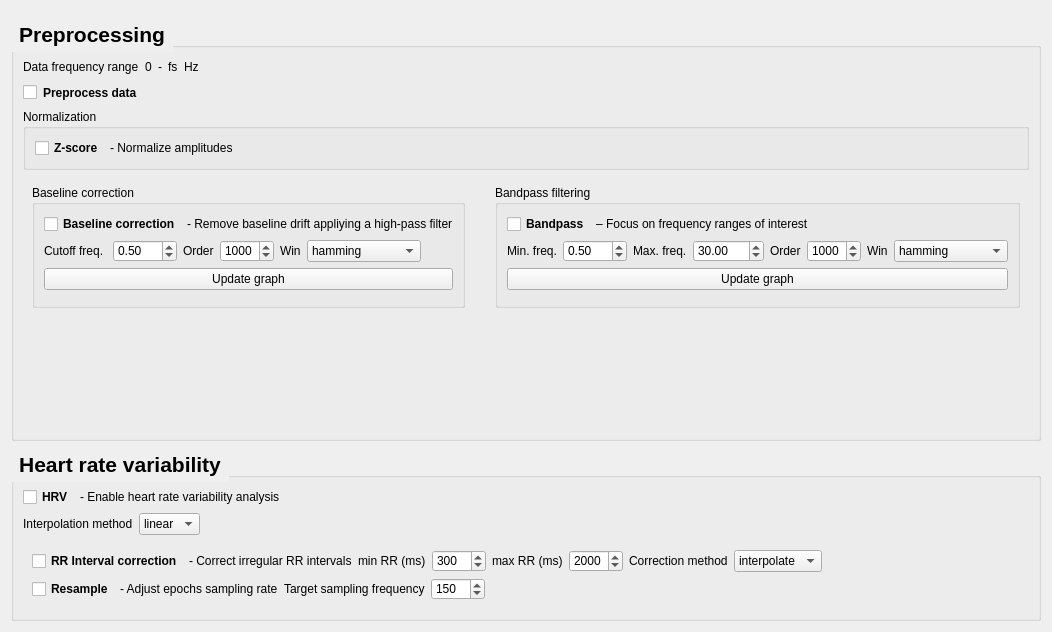
medusabci/medusa-analyzer, file ecg_features/preprocessing/view.ui: the form before one commit.
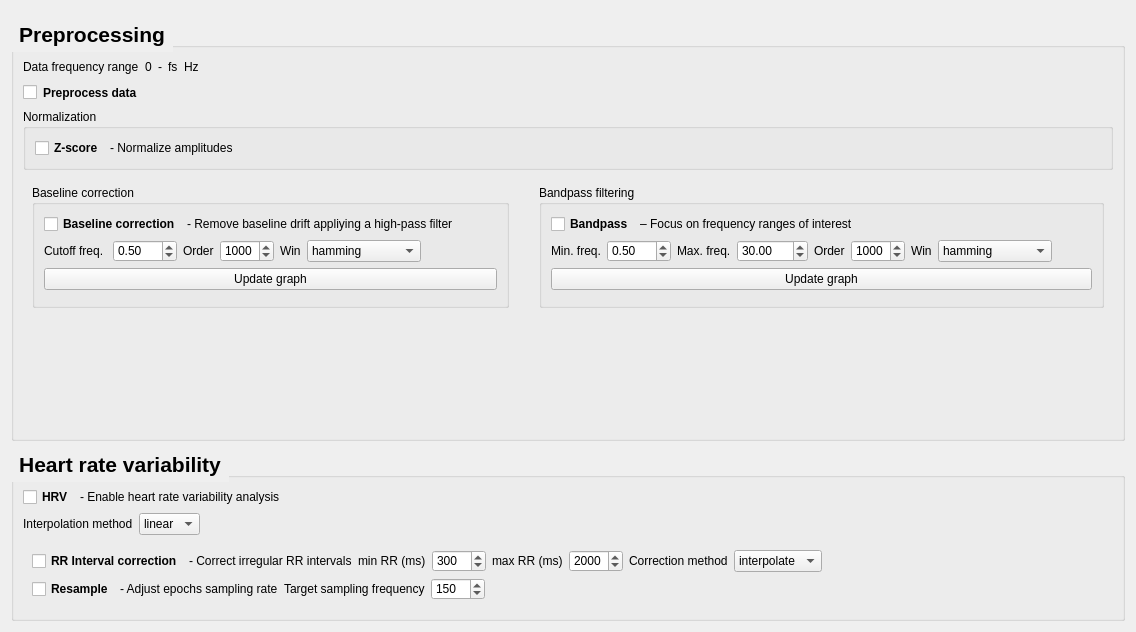
The form after the commit.

What changed in the file:
```diff
--- a/ecg_features/preprocessing/view.ui
+++ b/ecg_features/preprocessing/view.ui
@@ -6,7 +6,7 @@
    <rect>
     <x>0</x>
     <y>0</y>
-    <width>1016</width>
+    <width>1136</width>
     <height>632</height>
    </rect>
   </property>
```
